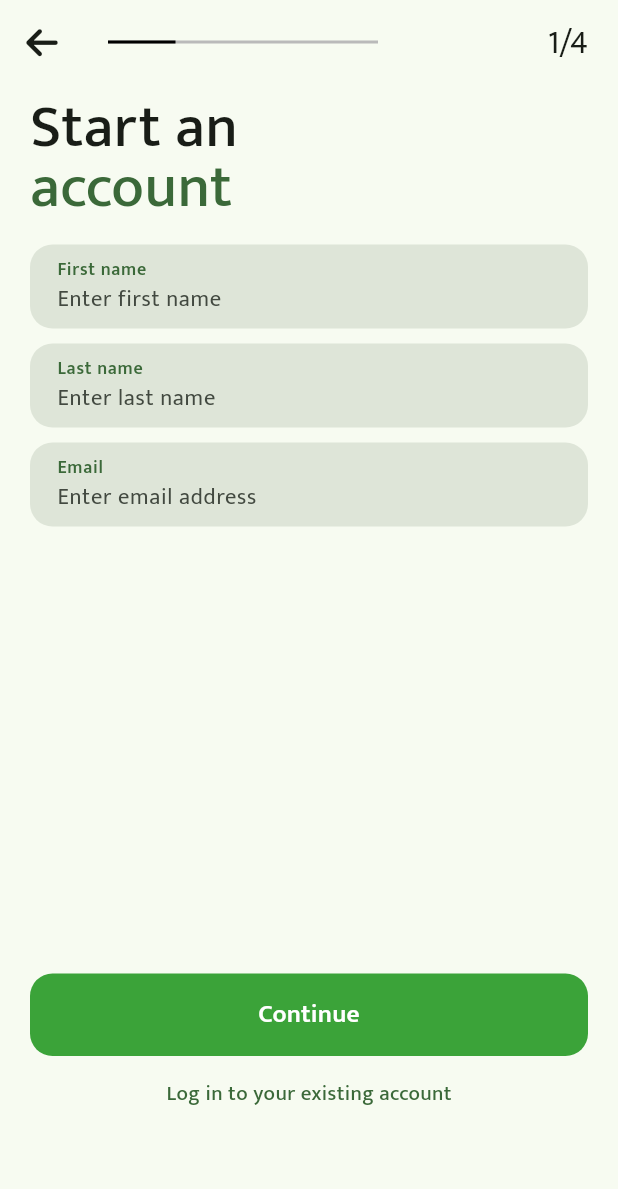
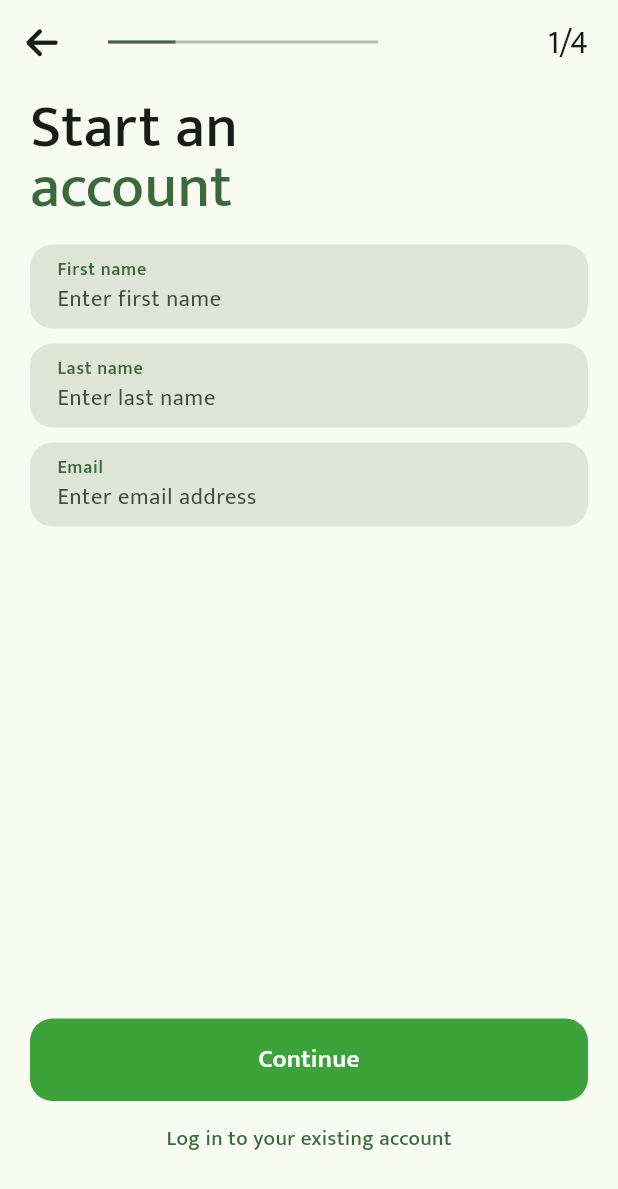
Before and after one commit to donndpm/maya_clone_app, a Flutter app: the screen it shows after launch, after a tap on "Start an account", on a phone screen of 412 x 824 dp. Shown: the top 1189 px of the screen. Run offline on Flutter 3.47's test engine with Material 2 defaults, Android fonts, the phone set to English and light mode, and no system bars; our stand-ins replace bloc, equatable, firebase_auth, firebase_core, flutter_bloc, font_awesome_flutter; accounts and stored records are empty.

Commit message:
Updated create account page to use BLOC

```diff
--- /dev/null
+++ b/lib/src/authentication/bloc/create_account/create_account_bloc.dart
@@ -0,0 +1,13 @@
+import 'package:bloc/bloc.dart';
+import 'package:equatable/equatable.dart';
+
+part 'create_account_event.dart';
+part 'create_account_state.dart';
+
+class CreateAccountBloc extends Bloc<CreateAccountEvent, CreateAccountState> {
+  CreateAccountBloc() : super(CreateAccountInitial()) {
+    on<CreateAccountEvent>((event, emit) {
+      // TODO: implement event handler
+    });
+  }
+}
--- /dev/null
+++ b/lib/src/authentication/bloc/create_account/create_account_event.dart
@@ -0,0 +1,8 @@
+part of 'create_account_bloc.dart';
+
+abstract class CreateAccountEvent extends Equatable {
+  const CreateAccountEvent();
+
+  @override
+  List<Object> get props => [];
+}
--- /dev/null
+++ b/lib/src/authentication/bloc/create_account/create_account_state.dart
@@ -0,0 +1,10 @@
+part of 'create_account_bloc.dart';
+
+abstract class CreateAccountState extends Equatable {
+  const CreateAccountState();
+
+  @override
+  List<Object> get props => [];
+}
+
+class CreateAccountInitial extends CreateAccountState {}
--- a/lib/src/authentication/screens/auth_screen.dart
+++ b/lib/src/authentication/screens/auth_screen.dart
@@ -22,7 +22,7 @@
                   Navigator.push(
                     context,
                     MaterialPageRoute(
-                      builder: (context) => const CreateAccountScreen(),
+                      builder: (context) => CreateAccountScreen(),
                     ),
                   );
                 },
--- a/lib/src/authentication/screens/create_account/create_account.dart
+++ b/lib/src/authentication/screens/create_account/create_account.dart
@@ -1,19 +1,15 @@
 import 'package:flutter/material.dart';
 import 'package:font_awesome_flutter/font_awesome_flutter.dart';
 
-import 'page_1.dart';
-import 'page_2.dart';
-import 'page_3.dart';
-import 'page_4.dart';
+import 'package:flutter_bloc/flutter_bloc.dart';
+import '../../bloc/create_account/create_account_bloc.dart';
+import '../../bloc/page_controller/page_controller_cubit.dart';
+import 'personal_dtl_screen.dart';
+import 'login_dtl_screen.dart';
+import 'data_privacy_screen.dart';
+import 'finalize_screen.dart';
 
-class CreateAccountScreen extends StatefulWidget {
-  const CreateAccountScreen({super.key});
-
-  @override
-  State<CreateAccountScreen> createState() => _CreateAccountScreenState();
-}
-
-class _CreateAccountScreenState extends State<CreateAccountScreen> {
+class CreateAccountScreen extends StatelessWidget {
   final firstNameController = TextEditingController();
   final lastNameController = TextEditingController();
   final emailController = TextEditingController();
@@ -25,6 +21,8 @@
   );
 
   var currentPage = 0;
+
+  CreateAccountScreen({super.key});
 
   @override
   Widget build(BuildContext context) {
@@ -39,29 +37,22 @@
       );
     }
 
-    prevPage() {
-      pageController.previousPage(
-        duration: const Duration(
-          milliseconds: 200,
-        ),
-        curve: Curves.easeIn,
-      );
-    }
-
     List<Widget> pageViews = [
-      CreateAccountPage1(
-        nextPage: nextPage,
+      PersonalDtlScreen(
+        pageController: pageController,
         firstNameController: firstNameController,
         lastNameController: lastNameController,
         emailController: emailController,
       ),
-      CreateAccountPage2(
-        nextPage: nextPage,
+      LoginDtlScreen(
+        pageController: pageController,
         phoneNumberController: phoneNumberController,
         passwordController: passwordController,
       ),
-      CreateAccountPage3(nextPage: nextPage),
-      CreateAccountPage4(
+      DataPrivacyScreen(
+        pageController: pageController,
+      ),
+      FinalizeScreen(
         firstNameController: firstNameController,
         lastNameController: lastNameController,
         emailController: emailController,
@@ -69,6 +60,20 @@
       ),
     ];
 
+    return MultiBlocProvider(
+      providers: [
+        BlocProvider(create: (context) => PageControllerCubit()),
+        BlocProvider(create: (context) => CreateAccountBloc()),
+      ],
+      child: BlocListener<CreateAccountBloc, CreateAccountState>(
+        listener: (context, state) {
+          // TODO: implement listener
+        },
+        child: BlocConsumer<PageControllerCubit, int>(
+          listener: (context, index) {
+            // TODO: implement listener
+          },
+          builder: (context, index) {
             return Scaffold(
               resizeToAvoidBottomInset: false,
               appBar: AppBar(
@@ -77,12 +82,13 @@
                 foregroundColor: Theme.of(context).colorScheme.onBackground,
                 leading: IconButton(
                   onPressed: () {
-            if (currentPage == 0) {
+                    if (index == 0) {
                       Navigator.pop(context);
                       return;
                     }
 
-            prevPage();
+                    BlocProvider.of<PageControllerCubit>(context)
+                        .togglePage(pageController, index, index - 1);
                   },
                   icon: const Icon(FontAwesomeIcons.arrowLeft),
                 ),
@@ -98,8 +104,8 @@
                       left: 0,
                       child: Container(
                         height: 2.0,
-                width: kProgressWidth * 0.25 * (currentPage + 1),
-                color: Colors.black,
+                        width: kProgressWidth * 0.25 * (index + 1),
+                        color: Theme.of(context).colorScheme.primary,
                       ),
                     ),
                   ],
@@ -109,7 +115,7 @@
                     child: Padding(
                       padding: const EdgeInsets.only(right: 20.0),
                       child: Text(
-                '${currentPage + 1}/4',
+                        '${index + 1}/4',
                         style: Theme.of(context).textTheme.titleLarge,
                       ),
                     ),
@@ -123,11 +129,10 @@
                 itemBuilder: (context, index) {
                   return pageViews[index];
                 },
-        onPageChanged: (value) {
-          setState(() {
-            currentPage = value;
-          });
+              ),
+            );
           },
+        ),
       ),
     );
   }
--- a/lib/src/authentication/screens/create_account/page_1.dart
+++ b/lib/src/authentication/screens/create_account/finalize_screen.dart
@@ -1,21 +1,22 @@
 import 'package:flutter/material.dart';
+import 'package:font_awesome_flutter/font_awesome_flutter.dart';
 import 'package:maya_clone_app/src/authentication/screens/shared/auth_input_text.dart';
-import 'package:maya_clone_app/src/authentication/screens/shared/auth_primary_text_btn.dart';
 
 import '../shared/auth_primary_btn.dart';
 
-class CreateAccountPage1 extends StatelessWidget {
-  final Function nextPage;
+class FinalizeScreen extends StatelessWidget {
   final TextEditingController firstNameController;
   final TextEditingController lastNameController;
   final TextEditingController emailController;
+  final TextEditingController phoneNumberController;
 
-  const CreateAccountPage1(
-      {super.key,
-      required this.nextPage,
-      required this.firstNameController,
-      required this.lastNameController,
-      required this.emailController});
+  const FinalizeScreen({
+    super.key,
+    required this.firstNameController,
+    required this.lastNameController,
+    required this.emailController,
+    required this.phoneNumberController,
+  });
 
   @override
   Widget build(BuildContext context) {
@@ -30,7 +31,7 @@
               clipBehavior: Clip.none,
               children: [
                 const Text(
-                  'Start an',
+                  'Finalize your',
                   style: TextStyle(
                     fontSize: 40,
                     fontWeight: FontWeight.w500,
@@ -39,7 +40,7 @@
                 Positioned(
                   top: 40,
                   child: Text(
-                    'account',
+                    'details',
                     style: TextStyle(
                       fontSize: 40,
                       fontWeight: FontWeight.w500,
@@ -53,37 +54,56 @@
           const SizedBox(
             height: 50,
           ),
+          Row(
+            crossAxisAlignment: CrossAxisAlignment.center,
+            children: [
+              Icon(
+                FontAwesomeIcons.circleInfo,
+                color: Theme.of(context).colorScheme.primary,
+                size: 20,
+              ),
+              const SizedBox(
+                width: 7,
+              ),
+              Text('Please review your details before proceeding.',
+                  style: Theme.of(context).textTheme.bodyMedium),
+            ],
+          ),
+          const SizedBox(
+            height: 20,
+          ),
           AuthInputText(
             label: 'First name',
-            placeholder: 'Enter first name',
             controller: firstNameController,
-            inputAction: TextInputAction.next,
+            isEnable: false,
           ),
           const SizedBox(
-            height: 10,
+            height: 8,
           ),
           AuthInputText(
             label: 'Last name',
-            placeholder: 'Enter last name',
             controller: lastNameController,
-            inputAction: TextInputAction.next,
+            isEnable: false,
           ),
           const SizedBox(
-            height: 10,
+            height: 8,
           ),
           AuthInputText(
-            label: 'Email',
-            placeholder: 'Enter email address',
+            label: 'Email address',
             controller: emailController,
-            inputAction: TextInputAction.done,
+            isEnable: false,
+          ),
+          const SizedBox(
+            height: 8,
+          ),
+          AuthInputText(
+            label: 'Phone number',
+            controller: phoneNumberController,
+            isEnable: false,
           ),
           const Spacer(),
           AuthPrimaryBtn(
-            label: 'Continue',
-            onTap: () => nextPage(),
-          ),
-          AuthPrimaryTextBtn(
-            label: 'Log in to your existing account',
+            label: 'PROCEED',
             onTap: () {},
           ),
           const SizedBox(
--- /dev/null
+++ b/lib/src/authentication/screens/create_account/personal_dtl_screen.dart
@@ -0,0 +1,113 @@
+import 'package:flutter/material.dart';
+import 'package:flutter_bloc/flutter_bloc.dart';
+import 'package:maya_clone_app/src/authentication/bloc/page_controller/page_controller_cubit.dart';
+import 'package:maya_clone_app/src/authentication/screens/shared/auth_input_text.dart';
+import 'package:maya_clone_app/src/authentication/screens/shared/auth_primary_text_btn.dart';
+
+import '../shared/auth_primary_btn.dart';
+
+class PersonalDtlScreen extends StatelessWidget {
+  final PageController pageController;
+  final TextEditingController firstNameController;
+  final TextEditingController lastNameController;
+  final TextEditingController emailController;
+
+  const PersonalDtlScreen({
+    super.key,
+    required this.firstNameController,
+    required this.lastNameController,
+    required this.emailController,
+    required this.pageController,
+  });
+
+  @override
+  Widget build(BuildContext context) {
+    return BlocBuilder<PageControllerCubit, int>(
+      builder: (context, index) {
+        return Padding(
+          padding: const EdgeInsets.symmetric(horizontal: 20.0),
+          child: Column(
+            crossAxisAlignment: CrossAxisAlignment.center,
+            children: [
+              Align(
+                alignment: Alignment.topLeft,
+                child: Stack(
+                  clipBehavior: Clip.none,
+                  children: [
+                    const Text(
+                      'Start an',
+                      style: TextStyle(
+                        fontSize: 40,
+                        fontWeight: FontWeight.w500,
+                      ),
+                    ),
+                    Positioned(
+                      top: 40,
+                      child: Text(
+                        'account',
+                        style: TextStyle(
+                          fontSize: 40,
+                          fontWeight: FontWeight.w500,
+                          color: Theme.of(context).colorScheme.primary,
+                        ),
+                      ),
+                    ),
+                  ],
+                ),
+              ),
+              const SizedBox(
+                height: 50,
+              ),
+              AuthInputText(
+                label: 'First name',
+                placeholder: 'Enter first name',
+                controller: firstNameController,
+                inputAction: TextInputAction.next,
+                // isError: isFirstNameError ?? false,
+                errorText: 'Please fill in your first name',
+              ),
+              const SizedBox(
+                height: 10,
+              ),
+              AuthInputText(
+                label: 'Last name',
+                placeholder: 'Enter last name',
+                controller: lastNameController,
+                inputAction: TextInputAction.next,
+                // isError: isLastNameError ?? false,
+                errorText: 'Please fill in your last name',
+              ),
+              const SizedBox(
+                height: 10,
+              ),
+              AuthInputText(
+                label: 'Email',
+                placeholder: 'Enter email address',
+                controller: emailController,
+                inputAction: TextInputAction.done,
+                // isError: isEmailError ?? false,
+                errorText: 'Please fill in your email address',
+              ),
+              const Spacer(),
+              AuthPrimaryBtn(
+                label: 'Continue',
+                isEnable: true,
+                onTap: () {
+                  BlocProvider.of<PageControllerCubit>(context)
+                      .togglePage(pageController, index, index + 1);
+                },
+              ),
+              AuthPrimaryTextBtn(
+                label: 'Log in to your existing account',
+                onTap: () {},
+              ),
+              const SizedBox(
+                height: 40,
+              ),
+            ],
+          ),
+        );
+      },
+    );
+  }
+}
--- a/lib/src/authentication/screens/shared/auth_input_text.dart
+++ b/lib/src/authentication/screens/shared/auth_input_text.dart
@@ -8,6 +8,8 @@
   final String? placeholder;
   final bool? isEnable;
   final TextInputAction? inputAction;
+  final bool isError;
+  final String? errorText;
 
   const AuthInputText({
     super.key,
@@ -16,11 +18,15 @@
     required this.controller,
     this.inputAction,
     this.isEnable,
+    this.isError = false,
+    this.errorText,
   });
 
   @override
   Widget build(BuildContext context) {
-    return Container(
+    return Column(
+      children: [
+        Container(
           width: kMinDeviceWidth(context),
           decoration: BoxDecoration(
             borderRadius: BorderRadius.circular(kBorderRaduis),
@@ -63,6 +69,23 @@
               ],
             ),
           ),
+        ),
+        Padding(
+          padding: const EdgeInsets.symmetric(horizontal: 18.0),
+          child: Align(
+            alignment: Alignment.centerLeft,
+            child: isError
+                ? Text(
+                    errorText ?? '',
+                    style: TextStyle(
+                      color: Colors.red,
+                      fontSize: Theme.of(context).textTheme.bodySmall!.fontSize,
+                    ),
+                  )
+                : Container(),
+          ),
+        ),
+      ],
     );
   }
 }
--- a/lib/src/authentication/screens/shared/auth_primary_btn.dart
+++ b/lib/src/authentication/screens/shared/auth_primary_btn.dart
@@ -4,19 +4,33 @@
 class AuthPrimaryBtn extends StatelessWidget {
   final String label;
   final Function onTap;
+  final bool isEnable;
 
-  const AuthPrimaryBtn({super.key, required this.label, required this.onTap});
+  const AuthPrimaryBtn({
+    super.key,
+    required this.label,
+    required this.onTap,
+    this.isEnable = true,
+  });
 
   @override
   Widget build(BuildContext context) {
     return GestureDetector(
-      onTap: () => onTap(),
+      onTap: () {
+        if (!isEnable) {
+          return;
+        }
+
+        onTap();
+      },
       child: Container(
         width: MediaQuery.of(context).size.width < 768 ? double.infinity : 768,
         height: 55,
         decoration: BoxDecoration(
           borderRadius: BorderRadius.circular(kBorderRaduis),
-          color: Theme.of(context).colorScheme.primary.withGreen(163),
+          color: isEnable
+              ? Theme.of(context).colorScheme.primary.withGreen(163)
+              : Theme.of(context).colorScheme.secondary,
         ),
         child: Center(
           child: Text(
--- a/pubspec.yaml
+++ b/pubspec.yaml
@@ -42,6 +42,7 @@
   firebase_auth: ^3.9.0
   cloud_firestore: ^3.4.8
   font_awesome_flutter: ^10.2.1
+  email_validator: ^2.1.17
 
 dev_dependencies:
   flutter_test:
```
Also changed, not shown: lib/src/authentication/bloc/page_controller/page_controller_cubit.dart (added, +29 -0 lines), lib/src/authentication/bloc/page_controller/page_controller_state.dart (added, +10 -0 lines), lib/src/authentication/screens/create_account/data_privacy_screen.dart (renamed from lib/src/authentication/screens/create_account/page_3.dart, +16 -5 lines), lib/src/authentication/screens/create_account/login_dtl_screen.dart (added, +89 -0 lines), lib/src/authentication/screens/create_account/page_2.dart (deleted, +0 -78 lines), lib/src/authentication/screens/create_account/page_4.dart (deleted, +0 -116 lines), pubspec.lock. Lines whose indentation alone changed are shown as unchanged.
